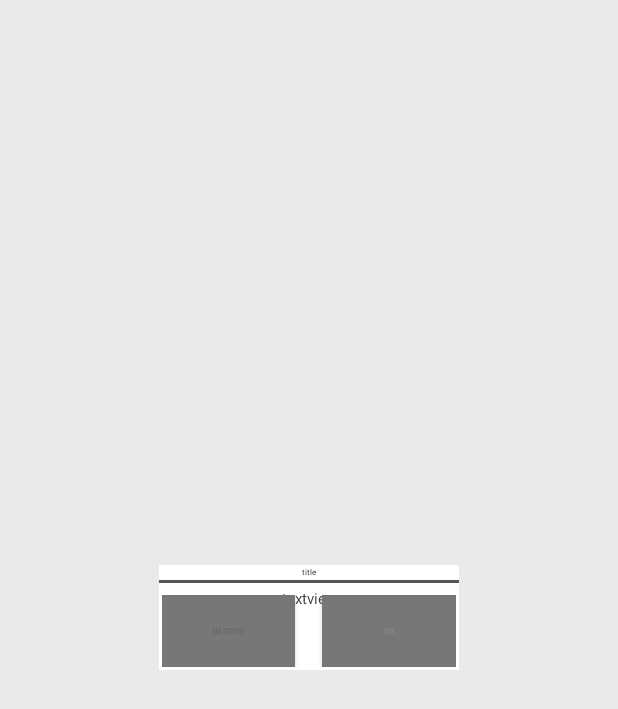
After one commit to lirenlong/androidExam, an Android app: the layout popupwindow.xml on its own in the app's theme, with its tools: preview values and no code run, on a phone screen of 412 x 824 dp. The commit adds this screen. Shown: the top 709 px of the screen. Run offline under Robolectric (Android 15) with nearby library versions, the phone set to English and light mode, and no system bars.

Commit message:
popupwindow 以及其touch的小实验

```diff
--- a/app/src/main/AndroidManifest.xml
+++ b/app/src/main/AndroidManifest.xml
@@ -5,6 +5,7 @@
     <uses-permission android:name="android.permission.READ_EXTERNAL_STORAGE" />
     <uses-permission android:name="android.permission.WRITE_EXTERNAL_STORAGE" />
     <uses-permission android:name="android.permission.INTERNET" />
+    <uses-permission android:name="android.permission.SYSTEM_ALERT_WINDOW" />
 
     <application
         android:name=".MyApplication"
--- /dev/null
+++ b/app/src/main/res/layout/popupwindow.xml
@@ -0,0 +1,79 @@
+<?xml version="1.0" encoding="utf-8"?>
+<LinearLayout xmlns:android="http://schemas.android.com/apk/res/android"
+    android:layout_width="match_parent"
+    android:layout_height="match_parent"
+    android:layout_gravity="center"
+    android:background="#1111110F"
+    android:gravity="center"
+    android:orientation="vertical" >
+
+    <RelativeLayout
+        android:id="@+id/popup_window"
+        android:layout_width="200dp"
+        android:layout_height="70dp"
+        android:background="#FFFFFF"
+        android:orientation="vertical" >
+
+        <TextView
+            android:id="@+id/title"
+            android:layout_width="match_parent"
+            android:layout_height="10dp"
+            android:gravity="center"
+            android:text="title"
+            android:textColor="#222222"
+            android:textSize="5sp" />
+
+        <View
+            android:id="@+id/title_divider"
+            android:layout_width="match_parent"
+            android:layout_height="2dp"
+            android:layout_below="@id/title"
+            android:background="#555555" />
+
+        <TextView
+            android:id="@+id/content"
+            android:layout_width="match_parent"
+            android:layout_height="wrap_content"
+            android:layout_below="@id/title_divider"
+            android:gravity="center"
+            android:padding="3dp"
+            android:text="textview"
+            android:textColor="#454545"
+            android:textSize="10sp" />
+        <LinearLayout
+            android:layout_width="match_parent"
+            android:layout_height="wrap_content"
+            android:layout_alignParentBottom="true"
+            android:orientation="horizontal"
+            android:paddingBottom="2dp"
+            android:paddingLeft="2dp"
+            android:paddingRight="2dp" >
+
+            <Button
+                android:id="@+id/negativeBtn"
+                android:layout_width="wrap_content"
+                android:layout_height="wrap_content"
+                android:layout_weight="1"
+                android:background="#777777"
+                android:focusable="true"
+                android:padding="1dp"
+                android:text="negtive"
+                android:textColor="#666666"
+                android:textSize="5sp" />
+
+            <Button
+                android:id="@+id/positiveBtn"
+                android:layout_width="wrap_content"
+                android:layout_height="wrap_content"
+                android:layout_marginLeft="18dp"
+                android:layout_weight="1"
+                android:background="#777777"
+                android:focusable="true"
+                android:padding="1dp"
+                android:text="OK"
+                android:textColor="#898989"
+                android:textSize="5sp" />
+        </LinearLayout>
+    </RelativeLayout>
+
+</LinearLayout>
```
Also changed, not shown: app/src/main/java/org/roger/sample/androidexam/Exam0_wasteland/goToGetIt.java (+70 -37 lines), app/src/main/java/org/roger/sample/androidexam/Exam12_windowmanager/WindowUtils.java (added, +185 -0 lines), app/src/main/res/layout/activity_interface.xml (+21 -15 lines), app/src/main/res/layout/gotogetit_activity.xml (+16 -1 lines).
